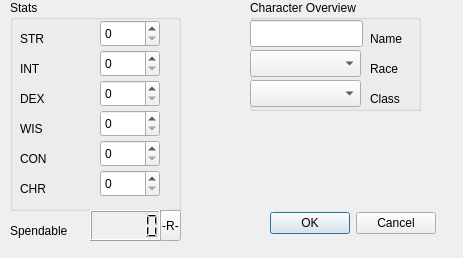
First picture: the form in dialog_charsheet.ui, repository arcadia-xenos/progress-quest, before the edit.
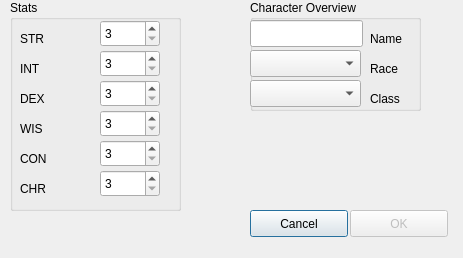
Second picture: the form after the edit. Icons and pictures are not drawn.

```diff
--- a/dialog_charsheet.ui
+++ b/dialog_charsheet.ui
@@ -111,19 +111,6 @@
     </property>
    </widget>
   </widget>
-  <widget class="QDialogButtonBox" name="bbx_charDialog">
-   <property name="geometry">
-    <rect>
-     <x>260</x>
-     <y>210</y>
-     <width>176</width>
-     <height>27</height>
-    </rect>
-   </property>
-   <property name="standardButtons">
-    <set>QDialogButtonBox::Cancel|QDialogButtonBox::Ok</set>
-   </property>
-  </widget>
   <widget class="QGroupBox" name="gbx_stats">
    <property name="geometry">
     <rect>
@@ -145,6 +132,12 @@
       <height>27</height>
      </rect>
     </property>
+    <property name="minimum">
+     <number>3</number>
+    </property>
+    <property name="maximum">
+     <number>18</number>
+    </property>
    </widget>
    <widget class="QLabel" name="lbl_str">
     <property name="geometry">
@@ -171,6 +164,12 @@
       <height>27</height>
      </rect>
     </property>
+    <property name="minimum">
+     <number>3</number>
+    </property>
+    <property name="maximum">
+     <number>18</number>
+    </property>
    </widget>
    <widget class="QLabel" name="lbl_int">
     <property name="geometry">
@@ -197,6 +196,12 @@
       <height>27</height>
      </rect>
     </property>
+    <property name="minimum">
+     <number>3</number>
+    </property>
+    <property name="maximum">
+     <number>18</number>
+    </property>
    </widget>
    <widget class="QLabel" name="lbl_dex">
     <property name="geometry">
@@ -239,6 +244,12 @@
       <height>27</height>
      </rect>
     </property>
+    <property name="minimum">
+     <number>3</number>
+    </property>
+    <property name="maximum">
+     <number>18</number>
+    </property>
    </widget>
    <widget class="QLabel" name="lbl_con">
     <property name="geometry">
@@ -265,6 +276,12 @@
       <height>27</height>
      </rect>
     </property>
+    <property name="minimum">
+     <number>3</number>
+    </property>
+    <property name="maximum">
+     <number>18</number>
+    </property>
    </widget>
    <widget class="QSpinBox" name="sbx_chr">
     <property name="geometry">
@@ -275,6 +292,12 @@
       <height>27</height>
      </rect>
     </property>
+    <property name="minimum">
+     <number>3</number>
+    </property>
+    <property name="maximum">
+     <number>18</number>
+    </property>
    </widget>
    <widget class="QLabel" name="lbl_chr">
     <property name="geometry">
@@ -293,46 +316,36 @@
     </property>
    </widget>
   </widget>
-  <widget class="QLCDNumber" name="lcd_spare">
+  <widget class="QPushButton" name="btn_cancel">
    <property name="geometry">
     <rect>
-     <x>90</x>
+     <x>250</x>
      <y>210</y>
-     <width>71</width>
-     <height>31</height>
+     <width>98</width>
+     <height>27</height>
     </rect>
    </property>
-   <property name="toolTip">
-    <string extracomment="Points that can be applied to stats"/>
-   </property>
-  </widget>
-  <widget class="QLabel" name="lbl_lcd">
-   <property name="geometry">
-    <rect>
-     <x>10</x>
-     <y>220</y>
-     <width>81</width>
-     <height>21</height>
-    </rect>
-   </property>
    <property name="text">
-    <string>Spendable</string>
+    <string>Cancel</string>
    </property>
   </widget>
-  <widget class="QToolButton" name="tbn_lcd">
+  <widget class="QPushButton" name="btn_ok">
+   <property name="enabled">
+    <bool>false</bool>
+   </property>
    <property name="geometry">
     <rect>
-     <x>160</x>
+     <x>350</x>
      <y>210</y>
-     <width>21</width>
-     <height>31</height>
+     <width>98</width>
+     <height>27</height>
     </rect>
    </property>
    <property name="toolTip">
     <string extracomment="Randomize point distribution"/>
    </property>
    <property name="text">
-    <string>-R-</string>
+    <string>OK</string>
    </property>
   </widget>
  </widget>
```
Left out of the diff: 3 changed lines with no effect on the pictures.
